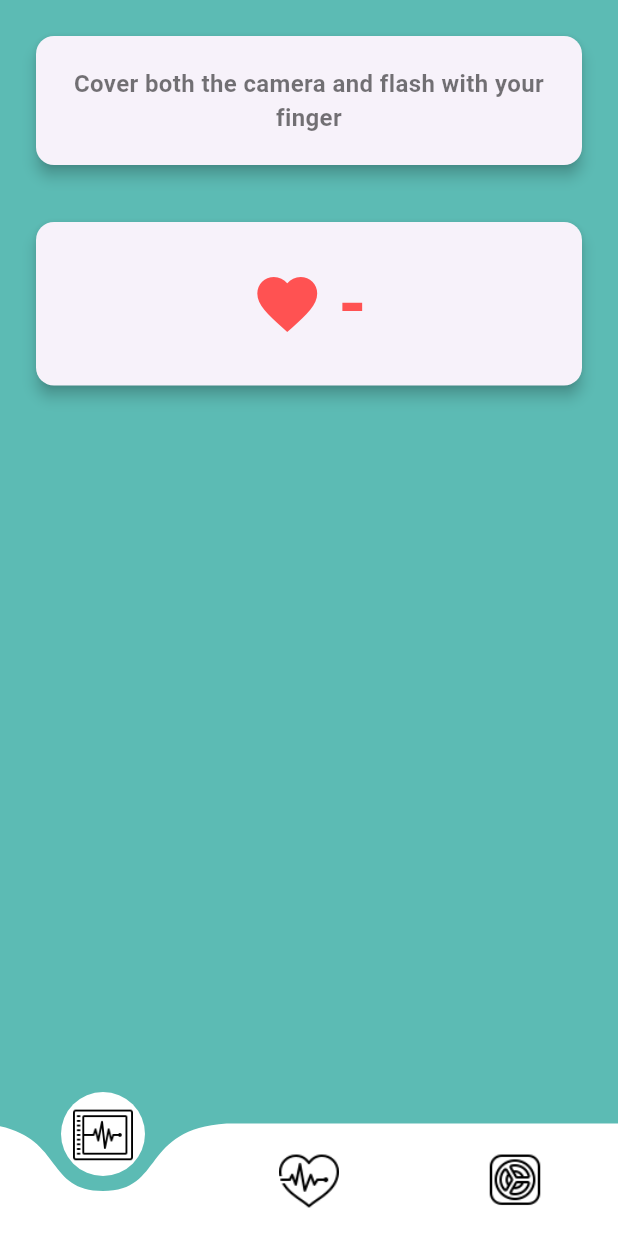
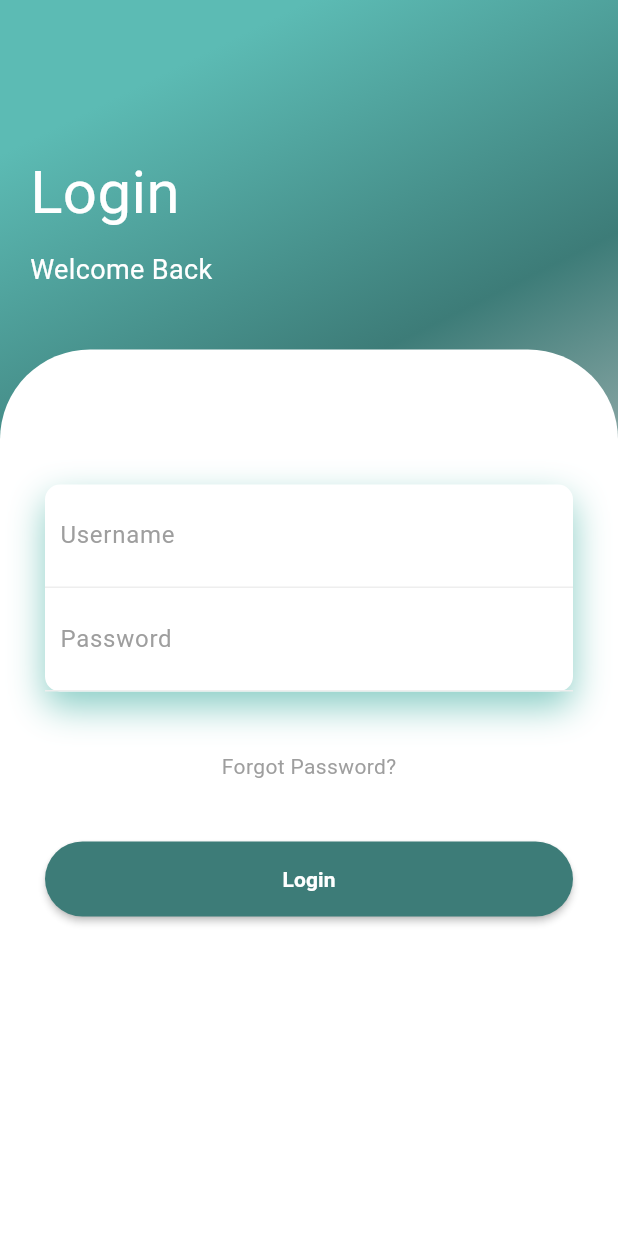
Before and after one commit to HusseinSKhazem/heartBeats, a Flutter app: the screen it shows after launch, on a phone screen of 412 x 824 dp. Run offline on Flutter 3.47's test engine with Material 3 defaults, Android fonts, the phone set to English and light mode, and no system bars; drawn by our look-alikes of curved_navigation_bar, fl_chart; our stand-ins replace animate_do, shared_preferences; missing offline and left inert: heart_bpm.

Commit message:
Login implemented

```diff
--- /dev/null
+++ b/lib/Repository/Auth/Login.dart
@@ -0,0 +1,25 @@
+import 'dart:convert';
+import 'package:http/http.dart' as http;
+
+
+class ApiService {
+  Future<http.Response> loginUser(String username, String password) async {
+    final url = Uri.parse('http://10.0.2.2:5292/api/Auth/Login');
+    final response = await http.post(
+      url,
+      headers: {
+        'Content-Type': 'application/json',
+      },
+      body: json.encode({
+        'username': username,
+        'password': password,
+      }),
+    );
+
+    if (response.statusCode == 200) {
+      return response;
+    } else {
+      throw Exception('Failed to login with status code: ${response.statusCode}');
+    }
+  }
+}
--- /dev/null
+++ b/lib/Repository/Provider/Login_Model.dart
@@ -0,0 +1,43 @@
+import 'package:flutter/material.dart';
+import 'package:heartbeats/Repository/Auth/Login.dart';
+import 'package:shared_preferences/shared_preferences.dart';
+
+class LoginModel with ChangeNotifier {
+  bool _isLoading = false;
+  String _errorMessage = '';
+  String _username = '';
+  String _password = '';
+  String _token = '';
+
+  bool get isLoading => _isLoading;
+  String get errorMessage => _errorMessage;
+  String get token => _token;
+  void setUsername(String username) {
+    _username = username;
+  }
+
+  void setPassword(String password) {
+    _password = password;
+  }
+
+  Future<void> login() async {
+    _isLoading = true;
+    _errorMessage = '';
+    notifyListeners();
+
+    try {
+      final response = await ApiService().loginUser(_username, _password);
+      _token = response.body;
+
+      final prefs = await SharedPreferences.getInstance();
+      await prefs.setString('token', _token);
+      notifyListeners();
+    } catch (e) {
+      _errorMessage = 'Failed to login: $e';
+      notifyListeners();
+    } finally {
+      _isLoading = false;
+      notifyListeners();
+    }
+  }
+}
--- /dev/null
+++ b/lib/Repository/Provider/Token_Model.dart
@@ -0,0 +1,34 @@
+import 'package:flutter/material.dart';
+import 'package:shared_preferences/shared_preferences.dart';
+
+class AuthProvider with ChangeNotifier {
+  bool _isAuthenticated = false;
+
+  AuthProvider() {
+    checkAuthentication();
+  }
+
+  bool get isAuthenticated => _isAuthenticated;
+
+  Future<void> checkAuthentication() async {
+    final prefs = await SharedPreferences.getInstance();
+    final token = prefs.getString('token');
+    _isAuthenticated = token != null;
+    notifyListeners();
+  }
+
+  void login(String token) async {
+    final prefs = await SharedPreferences.getInstance();
+    await prefs.setString('token', token);
+    _isAuthenticated = true;
+    notifyListeners();
+  }
+
+  // Method to handle logout
+  void logout() async {
+    final prefs = await SharedPreferences.getInstance();
+    await prefs.remove('token');
+    _isAuthenticated = false;
+    notifyListeners();
+  }
+}
--- /dev/null
+++ b/lib/Screens/Authentication/Login_Screen.dart
@@ -0,0 +1,195 @@
+// ignore_for_file: use_build_context_synchronously
+
+import 'package:animate_do/animate_do.dart';
+import 'package:flutter/material.dart';
+import 'package:heartbeats/Repository/Provider/Login_Model.dart';
+import 'package:heartbeats/Repository/Provider/Token_Model.dart';
+import 'package:provider/provider.dart';
+import 'package:heartbeats/Screens/Navigation/ButtomNavigator.dart';
+import 'package:heartbeats/constants/Constants.dart';
+
+
+class LoginScreen extends StatefulWidget {
+  const LoginScreen({Key? key}) : super(key: key);
+
+  @override
+  _LoginScreenState createState() => _LoginScreenState();
+}
+
+class _LoginScreenState extends State<LoginScreen> {
+  final TextEditingController _usernameController = TextEditingController();
+  final TextEditingController _passwordController = TextEditingController();
+
+  @override
+  void dispose() {
+    _usernameController.dispose();
+    _passwordController.dispose();
+    super.dispose();
+  }
+
+  void _login(LoginModel loginModel, AuthProvider authProvider) async {
+  loginModel.setUsername(_usernameController.text);
+  loginModel.setPassword(_passwordController.text);
+
+  await loginModel.login();
+
+  if (loginModel.errorMessage.isEmpty) {
+    authProvider.login(loginModel.token);
+    Navigator.pushReplacement(
+      context,
+      MaterialPageRoute(builder: (context) => const NavigatorScreen()),
+    );
+  }
+}
+
+  @override
+  Widget build(BuildContext context) {
+    final loginModel = Provider.of<LoginModel>(context);
+    final authProvider = Provider.of<AuthProvider>(context, listen: false);
+
+    return Scaffold(
+      body: Container(
+        width: double.infinity,
+        decoration: const BoxDecoration(
+          gradient: LinearGradient(begin: Alignment.topCenter, colors: [
+            primaryColor,
+            secondaryColor,
+            Color.fromARGB(255, 200, 200, 200)
+          ]),
+        ),
+        child: Column(
+          crossAxisAlignment: CrossAxisAlignment.start,
+          children: <Widget>[
+            const SizedBox(height: 80),
+            Padding(
+              padding: const EdgeInsets.all(20),
+              child: Column(
+                crossAxisAlignment: CrossAxisAlignment.start,
+                children: <Widget>[
+                  FadeInUp(
+                    duration: const Duration(milliseconds: 1000),
+                    child: const Text(
+                      "Login",
+                      style: TextStyle(color: Colors.white, fontSize: 40),
+                    ),
+                  ),
+                  const SizedBox(height: 10),
+                  FadeInUp(
+                    duration: const Duration(milliseconds: 1300),
+                    child: const Text(
+                      "Welcome Back",
+                      style: TextStyle(color: Colors.white, fontSize: 18),
+                    ),
+                  ),
+                ],
+              ),
+            ),
+            const SizedBox(height: 20),
+            Expanded(
+              child: Container(
+                decoration: const BoxDecoration(
+                  color: Colors.white,
+                  borderRadius: BorderRadius.only(
+                    topLeft: Radius.circular(60),
+                    topRight: Radius.circular(60),
+                  ),
+                ),
+                child: Padding(
+                  padding: const EdgeInsets.all(30),
+                  child: Column(
+                    children: <Widget>[
+                      const SizedBox(height: 60),
+                      FadeInUp(
+                        duration: const Duration(milliseconds: 1400),
+                        child: Container(
+                          decoration: BoxDecoration(
+                            color: Colors.white,
+                            borderRadius: BorderRadius.circular(10),
+                            boxShadow: const [
+                              BoxShadow(
+                                color: Color.fromRGBO(3, 149, 132, 0.468),
+                                blurRadius: 20,
+                                offset: Offset(0, 10),
+                              ),
+                            ],
+                          ),
+                          child: Column(
+                            children: <Widget>[
+                              Container(
+                                padding: const EdgeInsets.all(10),
+                                decoration: BoxDecoration(
+                                  border: Border(bottom: BorderSide(color: Colors.grey.shade200)),
+                                ),
+                                child: TextField(
+                                  controller: _usernameController,
+                                  decoration: const InputDecoration(
+                                    hintText: "Username",
+                                    hintStyle: TextStyle(color: Colors.grey),
+                                    border: InputBorder.none,
+                                  ),
+                                ),
+                              ),
+                              Container(
+                                padding: const EdgeInsets.all(10),
+                                decoration: BoxDecoration(
+                                  border: Border(bottom: BorderSide(color: Colors.grey.shade200)),
+                                ),
+                                child: TextField(
+                                  controller: _passwordController,
+                                  obscureText: true,
+                                  decoration: const InputDecoration(
+                                    hintText: "Password",
+                                    hintStyle: TextStyle(color: Colors.grey),
+                                    border: InputBorder.none,
+                                  ),
+                                ),
+                              ),
+                            ],
+                          ),
+                        ),
+                      ),
+                      const SizedBox(height: 40),
+                      FadeInUp(
+                        duration: const Duration(milliseconds: 1500),
+                        child: const Text(
+                          "Forgot Password?",
+                          style: TextStyle(color: Colors.grey),
+                        ),
+                      ),
+                      const SizedBox(height: 40),
+                      FadeInUp(
+                        duration: const Duration(milliseconds: 1600),
+                        child: MaterialButton(
+                          onPressed: loginModel.isLoading ? null : () => _login(loginModel, authProvider),
+                          height: 50,
+                          color: secondaryColor,
+                          shape: RoundedRectangleBorder(borderRadius: BorderRadius.circular(50)),
+                          child: Center(
+                            child: loginModel.isLoading
+                                ? const CircularProgressIndicator(color: Colors.white)
+                                : const Text(
+                                    "Login",
+                                    style: TextStyle(color: Colors.white, fontWeight: FontWeight.bold),
+                                  ),
+                          ),
+                        ),
+                      ),
+                      if (loginModel.errorMessage.isNotEmpty)
+                        Padding(
+                          padding: const EdgeInsets.all(8.0),
+                          child: Text(
+                            loginModel.errorMessage,
+                            style: const TextStyle(color: Colors.red),
+                          ),
+                        ),
+                    ],
+                  ),
+                ),
+              ),
+            ),
+          ],
+        ),
+      ),
+    );
+  }
+}
--- a/lib/Screens/Smart_Rate_Screen.dart
+++ b/lib/Screens/Smart_Rate_Screen.dart
@@ -42,7 +42,7 @@ class _SecondScreenState extends State<SecondScreen> {
              Padding(
   padding: const EdgeInsets.all(16.0),
   child: Container(
-    height: 200, // Set a fixed height for the chart
+    height: 200,
     child: LineChart(
       LineChartData(
         gridData: FlGridData(show: false),
--- a/lib/main.dart
+++ b/lib/main.dart
@@ -1,20 +1,40 @@
+import 'dart:io';
 import 'package:flutter/material.dart';
+import 'package:heartbeats/Repository/Provider/Login_Model.dart';
+import 'package:heartbeats/Repository/Provider/Token_Model.dart';
+import 'package:heartbeats/Screens/Authentication/Login_Screen.dart';
 import 'package:heartbeats/Screens/Navigation/ButtomNavigator.dart';
-import 'package:heartbeats/Screens/Sensor_Screen.dart';
+import 'package:provider/provider.dart';
+import 'package:shared_preferences/shared_preferences.dart';
 
+class MyHttpOverrides extends HttpOverrides {
+  @override
+  HttpClient createHttpClient(SecurityContext? context) {
+    return super.createHttpClient(context)
+      ..badCertificateCallback =
+          (X509Certificate cert, String host, int port) => true;
+  }
+}
 void main() {
-  runApp(const MyApp());
+    runApp(
+    MultiProvider(
+      providers: [
+        ChangeNotifierProvider(create: (context) => AuthProvider()),
+        ChangeNotifierProvider(create: (context) => LoginModel()),
+      ],
+      child: const MyApp(),
+    ),
+  );
 }
-
 class MyApp extends StatelessWidget {
   const MyApp({super.key});
 
-  // This widget is the root of the application.
   @override
   Widget build(BuildContext context) {
-    return const MaterialApp(
+    final authProvider = Provider.of<AuthProvider>(context);
+     return MaterialApp(
       debugShowCheckedModeBanner: false,
-      home: NavigatorScreen(),
+      home: authProvider.isAuthenticated ? const NavigatorScreen() : const LoginScreen(),
     );
   }
 }
--- a/pubspec.yaml
+++ b/pubspec.yaml
@@ -38,6 +38,10 @@ dependencies:
   curved_navigation_bar: ^1.0.3
   fl_chart: ^0.66.1
   heart_bpm: ^2.0.0+0
+  animate_do: ^3.3.3
+  http: ^1.2.0
+  shared_preferences: ^2.2.2
+  provider: ^6.1.1
 
 dev_dependencies:
   flutter_test:
```
Also changed, not shown: 1 other file.
